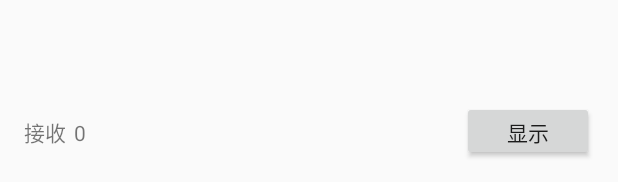
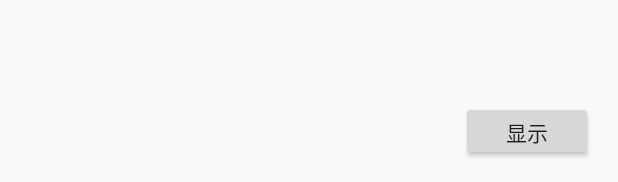
Before and after one commit to cinhori/AdhocLocation, an Android app: the layout ble_spp.xml on its own in the app's theme, with its tools: preview values and no code run, on a phone screen of 412 x 824 dp. Shown: the part 1051-1233 px from the top of the screen. Run offline under Robolectric (Android 15) with nearby library versions, the phone set to English and light mode, and no system bars.

Commit message:
删掉接收字节数显示

```diff
--- a/app/src/main/res/layout/ble_spp.xml
+++ b/app/src/main/res/layout/ble_spp.xml
@@ -33,20 +33,6 @@
             android:layout_marginTop="@dimen/view_normal_margin"
             android:orientation="horizontal">
 
-            <TextView
-                android:layout_width="wrap_content"
-                android:layout_height="wrap_content"
-                android:text="@string/receive_byte"
-                android:textSize="@dimen/small_text_size" />
-
-            <TextView
-                android:id="@id/byte_received_text"
-                android:layout_width="wrap_content"
-                android:layout_height="wrap_content"
-                android:layout_marginLeft="@dimen/view_small_margin"
-                android:text="@string/zero"
-                android:textSize="@dimen/small_text_size" />
-
             <View
                 android:layout_width="0dp"
                 android:layout_height="match_parent"
```
Also changed, not shown: app/src/main/java/com/dantou/adhoc/BleSppActivity.java (+0 -10 lines).
